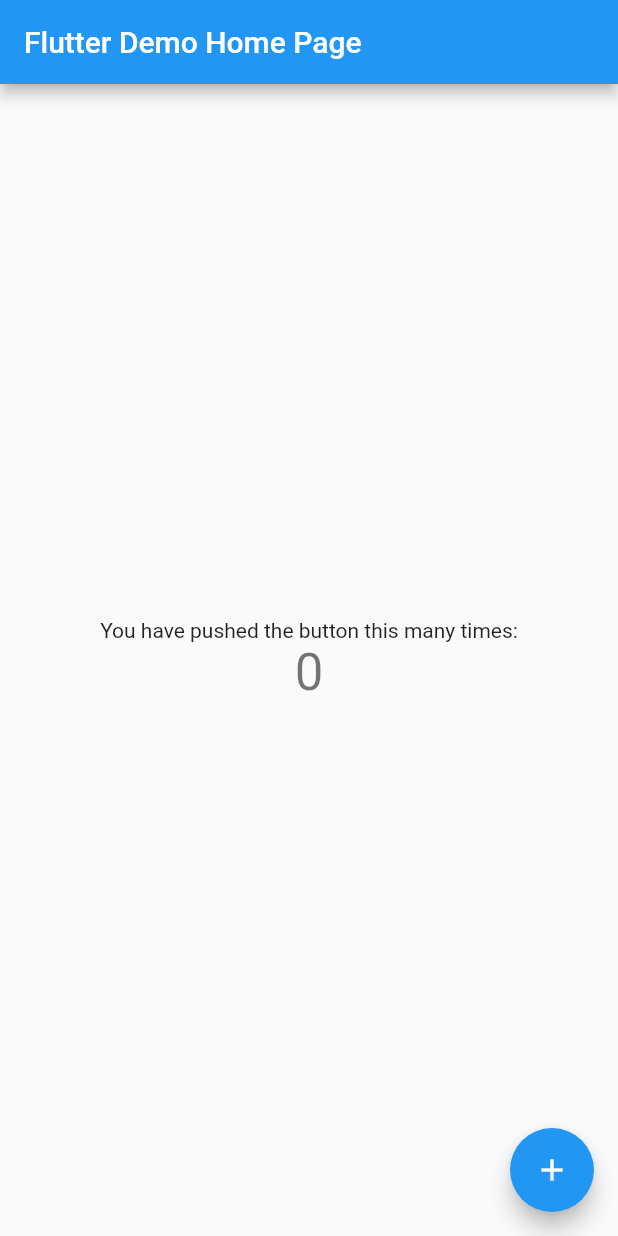
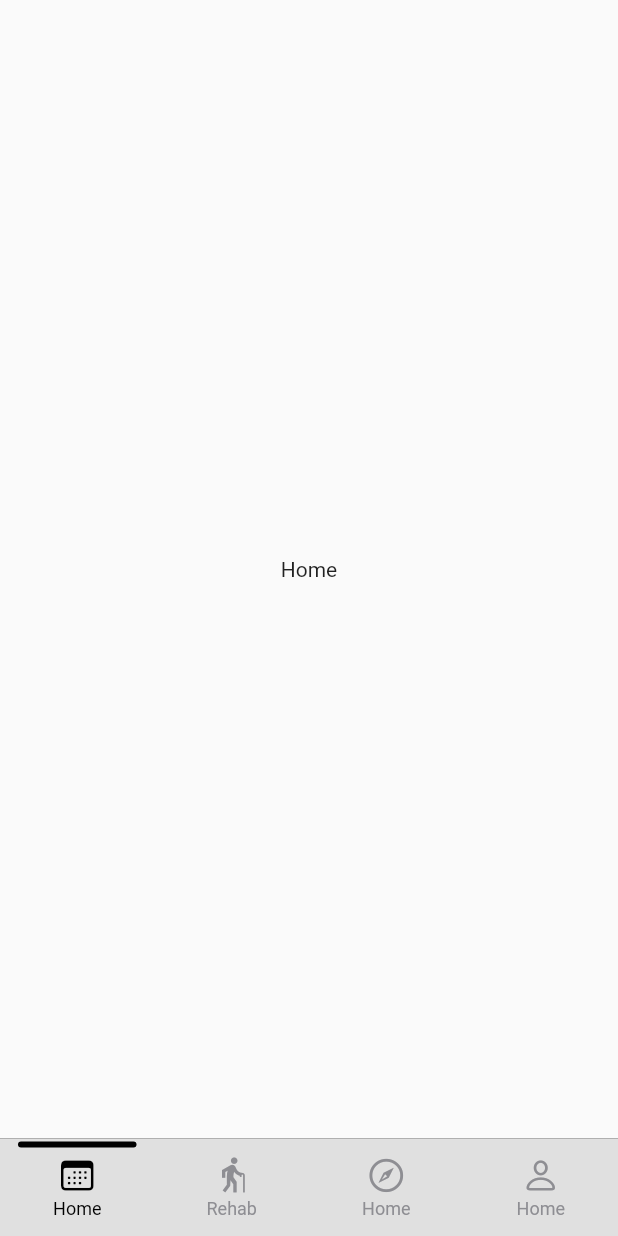
Before and after one commit to SP-XD/Yoga, a Flutter app: the screen it shows after launch, on a phone screen of 412 x 824 dp. Run offline on Flutter 3.47's test engine with Material 2 defaults, Android fonts, the phone set to English and light mode, and no system bars; drawn by our look-alikes of persistent_bottom_nav_bar; our stand-ins replace device_preview, font_awesome_flutter, get.

Commit message:
feat: added bottom navigation bar

```diff
--- a/lib/main.dart
+++ b/lib/main.dart
@@ -1,7 +1,21 @@
+import 'package:device_preview/device_preview.dart';
+import 'package:flutter/foundation.dart';
 import 'package:flutter/material.dart';
+import 'package:get/get.dart';
+import 'package:rootllyai/controllers/user_controller.dart';
+import 'package:rootllyai/main_layout.dart';
+import 'package:rootllyai/models/user.dart';
+import 'package:rootllyai/pages/home_page.dart';
+import 'package:rootllyai/pages/rehab_page.dart';
+import 'package:rootllyai/responsive/responsive_layout.dart';
+
+import 'controllers/user_controller.dart';
 
 void main() {
-  runApp(const MyApp());
+  runApp(DevicePreview(
+    enabled: !kReleaseMode,
+    builder: (context) => const MyApp(),
+  ));
 }
 
 class MyApp extends StatelessWidget {
@@ -10,106 +24,14 @@ class MyApp extends StatelessWidget {
   // This widget is the root of your application.
   @override
   Widget build(BuildContext context) {
-    return MaterialApp(
+    return GetMaterialApp(
       title: 'Flutter Demo',
-      theme: ThemeData(
-        // This is the theme of your application.
-        //
-        // Try running your application with "flutter run". You'll see the
-        // application has a blue toolbar. Then, without quitting the app, try
-        // changing the primarySwatch below to Colors.green and then invoke
-        // "hot reload" (press "r" in the console where you ran "flutter run",
-        // or simply save your changes to "hot reload" in a Flutter IDE).
-        // Notice that the counter didn't reset back to zero; the application
-        // is not restarted.
-        primarySwatch: Colors.blue,
-      ),
-      home: const MyHomePage(title: 'Flutter Demo Home Page'),
+      getPages: [
+        GetPage(name: '/', page: () => MyApp()),
+        GetPage(name: '/home', page: () => HomePage()),
+        GetPage(name: '/rehab', page: () => RehabPage())
+      ],
+      home: const MainLayout(),
     );
   }
 }
-
-class MyHomePage extends StatefulWidget {
-  const MyHomePage({Key? key, required this.title}) : super(key: key);
-
-  // This widget is the home page of your application. It is stateful, meaning
-  // that it has a State object (defined below) that contains fields that affect
-  // how it looks.
-
-  // This class is the configuration for the state. It holds the values (in this
-  // case the title) provided by the parent (in this case the App widget) and
-  // used by the build method of the State. Fields in a Widget subclass are
-  // always marked "final".
-
-  final String title;
-
-  @override
-  State<MyHomePage> createState() => _MyHomePageState();
-}
-
-class _MyHomePageState extends State<MyHomePage> {
-  int _counter = 0;
-
-  void _incrementCounter() {
-    setState(() {
-      // This call to setState tells the Flutter framework that something has
-      // changed in this State, which causes it to rerun the build method below
-      // so that the display can reflect the updated values. If we changed
-      // _counter without calling setState(), then the build method would not be
-      // called again, and so nothing would appear to happen.
-      _counter++;
-    });
-  }
-
-  @override
-  Widget build(BuildContext context) {
-    // This method is rerun every time setState is called, for instance as done
-    // by the _incrementCounter method above.
-    //
-    // The Flutter framework has been optimized to make rerunning build methods
-    // fast, so that you can just rebuild anything that needs updating rather
-    // than having to individually change instances of widgets.
-    return Scaffold(
-      appBar: AppBar(
-        // Here we take the value from the MyHomePage object that was created by
-        // the App.build method, and use it to set our appbar title.
-        title: Text(widget.title),
-      ),
-      body: Center(
-        // Center is a layout widget. It takes a single child and positions it
-        // in the middle of the parent.
-        child: Column(
-          // Column is also a layout widget. It takes a list of children and
-          // arranges them vertically. By default, it sizes itself to fit its
-          // children horizontally, and tries to be as tall as its parent.
-          //
-          // Invoke "debug painting" (press "p" in the console, choose the
-          // "Toggle Debug Paint" action from the Flutter Inspector in Android
-          // Studio, or the "Toggle Debug Paint" command in Visual Studio Code)
-          // to see the wireframe for each widget.
-          //
-          // Column has various properties to control how it sizes itself and
-          // how it positions its children. Here we use mainAxisAlignment to
-          // center the children vertically; the main axis here is the vertical
-          // axis because Columns are vertical (the cross axis would be
-          // horizontal).
-          mainAxisAlignment: MainAxisAlignment.center,
-          children: <Widget>[
-            const Text(
-              'You have pushed the button this many times:',
-            ),
-            Text(
-              '$_counter',
-              style: Theme.of(context).textTheme.headline4,
-            ),
-          ],
-        ),
-      ),
-      floatingActionButton: FloatingActionButton(
-        onPressed: _incrementCounter,
-        tooltip: 'Increment',
-        child: const Icon(Icons.add),
-      ), // This trailing comma makes auto-formatting nicer for build methods.
-    );
-  }
-}
--- /dev/null
+++ b/lib/main_layout.dart
@@ -0,0 +1,66 @@
+import 'package:flutter/cupertino.dart';
+import 'package:flutter/material.dart';
+import 'package:font_awesome_flutter/font_awesome_flutter.dart';
+import 'package:get/get.dart';
+import 'package:persistent_bottom_nav_bar/persistent-tab-view.dart';
+import 'package:rootllyai/pages/home_page.dart';
+import 'package:rootllyai/pages/rehab_page.dart';
+
+class MainLayout extends StatefulWidget {
+  const MainLayout({Key? key}) : super(key: key);
+
+  @override
+  State<MainLayout> createState() => _MainLayoutState();
+}
+
+class _MainLayoutState extends State<MainLayout> {
+  PersistentTabController _controller = PersistentTabController();
+
+  List<Widget> _pages() {
+    return [
+      HomePage(),
+      RehabPage(),
+      const Text('Practice'),
+      const Text('Profile')
+    ];
+  }
+
+  List<PersistentBottomNavBarItem> _navBarItems() {
+    return [
+      PersistentBottomNavBarItem(
+          icon: Icon(CupertinoIcons.calendar),
+          title: ("Home"),
+          activeColorPrimary: CupertinoColors.black,
+          inactiveColorPrimary: CupertinoColors.systemGrey),
+      PersistentBottomNavBarItem(
+          icon: Icon(Icons.elderly),
+          title: ("Rehab"),
+          activeColorPrimary: CupertinoColors.black,
+          inactiveColorPrimary: CupertinoColors.systemGrey),
+      PersistentBottomNavBarItem(
+          icon: Icon(CupertinoIcons.compass),
+          title: ("Home"),
+          activeColorPrimary: CupertinoColors.black,
+          inactiveColorPrimary: CupertinoColors.systemGrey),
+      PersistentBottomNavBarItem(
+          icon: Icon(CupertinoIcons.person),
+          title: ("Home"),
+          activeColorPrimary: CupertinoColors.black,
+          inactiveColorPrimary: CupertinoColors.systemGrey),
+    ];
+  }
+
+  @override
+  Widget build(BuildContext context) {
+    return PersistentTabView(
+      context,
+      screens: _pages(),
+      items: _navBarItems(),
+      confineInSafeArea: true,
+      backgroundColor: Colors.grey.shade300,
+      navBarStyle: NavBarStyle.style3,
+      navBarHeight: 65,
+      padding: const NavBarPadding.only(bottom: 15.0),
+    );
+  }
+}
--- /dev/null
+++ b/lib/pages/home_page.dart
@@ -0,0 +1,20 @@
+import 'package:flutter/src/foundation/key.dart';
+import 'package:flutter/src/widgets/framework.dart';
+
+import 'package:flutter/material.dart';
+
+class HomePage extends StatefulWidget {
+  const HomePage({Key? key}) : super(key: key);
+
+  @override
+  State<HomePage> createState() => _HomePageState();
+}
+
+class _HomePageState extends State<HomePage> {
+  @override
+  Widget build(BuildContext context) {
+    return Scaffold(
+      body: Center(child: Text('Home'),)
+    );
+  }
+}
--- /dev/null
+++ b/lib/pages/rehab_page.dart
@@ -0,0 +1,20 @@
+import 'package:flutter/src/foundation/key.dart';
+import 'package:flutter/src/widgets/framework.dart';
+
+import 'package:flutter/material.dart';
+
+class RehabPage extends StatefulWidget {
+  const RehabPage({Key? key}) : super(key: key);
+
+  @override
+  State<RehabPage> createState() => _RehabPageState();
+}
+
+class _RehabPageState extends State<RehabPage> {
+  @override
+  Widget build(BuildContext context) {
+    return Scaffold(
+      body: Center(child: Text('Rehab')),
+    );
+  }
+}
```
